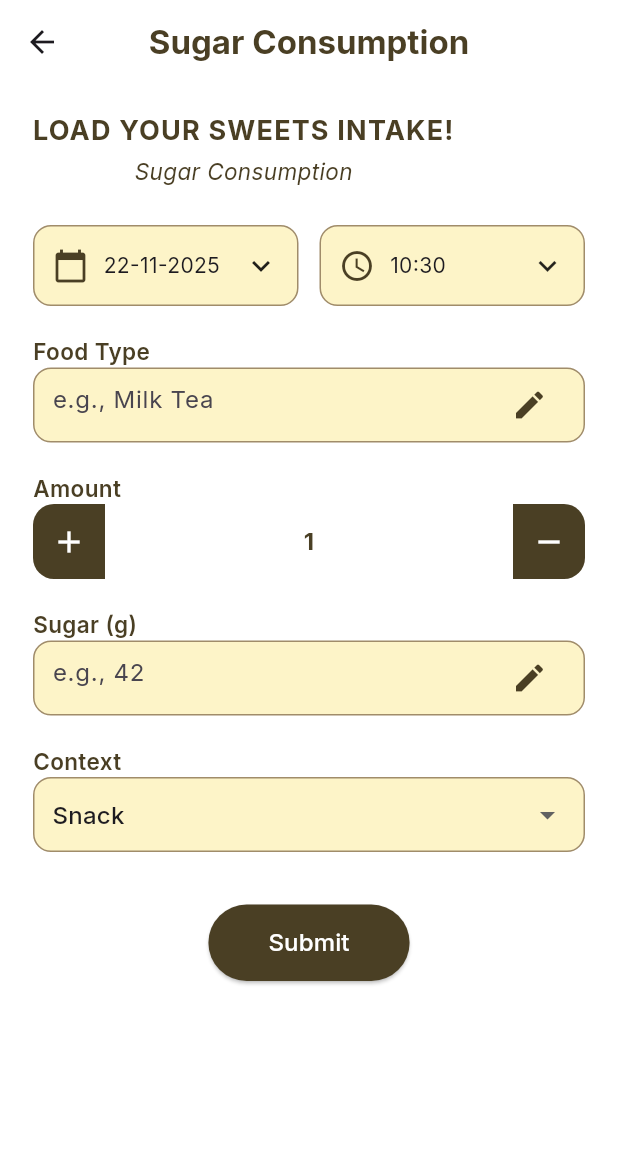
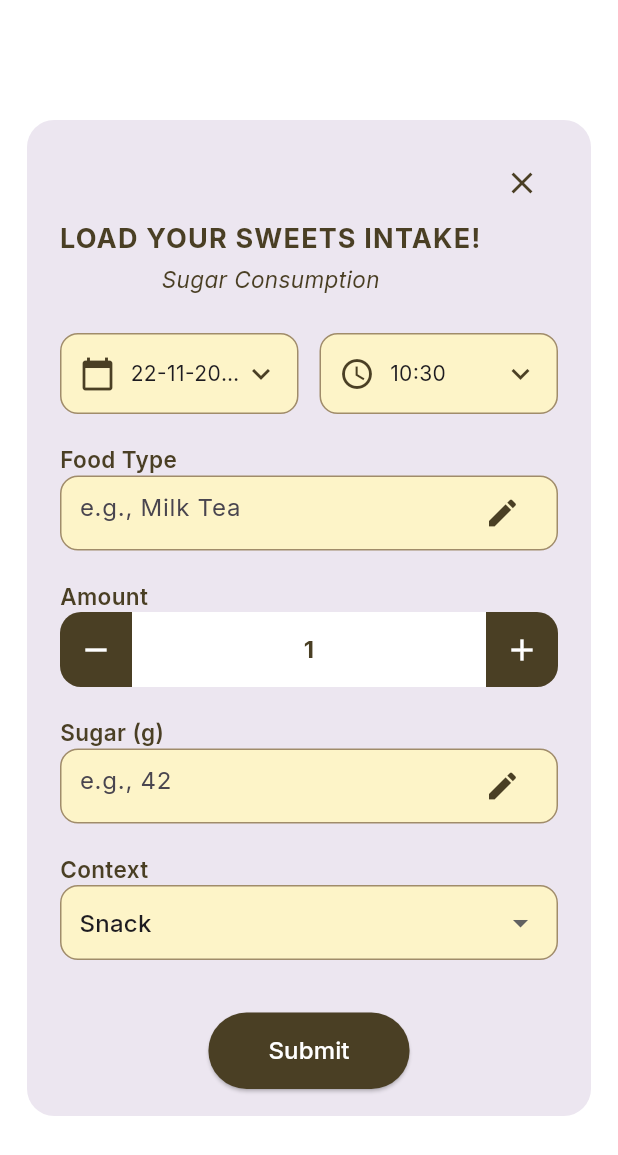
Before and after one commit to balbinopb/sweetTake_app, a Flutter app: the ConsumptionFormView screen opened by its route, on a phone screen of 412 x 824 dp. Shown: the top 1155 px of the screen. Run offline on Flutter 3.47's test engine with Material 3 defaults, Android fonts, the phone set to English and light mode, and no system bars; our stand-ins replace get, google_fonts; missing offline and left inert: iconify_flutter_plus.

```diff
--- a/lib/app/modules/bottom_nav_bar/bindings/bottom_nav_bar_binding.dart
+++ b/lib/app/modules/bottom_nav_bar/bindings/bottom_nav_bar_binding.dart
@@ -1,5 +1,6 @@
 import 'package:get/get.dart';
 import 'package:sweettake_app/app/modules/blood/controllers/blood_controller.dart';
+import 'package:sweettake_app/app/modules/consumption_form/controllers/consumption_form_controller.dart';
 import 'package:sweettake_app/app/modules/graph/controllers/graph_controller.dart';
 import 'package:sweettake_app/app/modules/home/controllers/home_controller.dart';
 
@@ -20,5 +21,8 @@ class BottomNavBarBinding extends Bindings {
     Get.lazyPut<GraphController>(
       () => GraphController(),
     );
+    Get.lazyPut<ConsumptionFormController>(
+      () => ConsumptionFormController(),
+    );
   }
 }
--- a/lib/app/modules/bottom_nav_bar/controllers/bottom_nav_bar_controller.dart
+++ b/lib/app/modules/bottom_nav_bar/controllers/bottom_nav_bar_controller.dart
@@ -15,7 +15,11 @@ class BottomNavBarController extends GetxController {
   @override
   void onInit() {
     super.onInit();
-    screens = [HomeView(), BloodView(), GraphView()];
+    screens = [
+      HomeView(),
+      GraphView(),
+      BloodView(),
+      ];
   }
 
   final icons = [
--- a/lib/app/modules/bottom_nav_bar/views/bottom_nav_bar_view.dart
+++ b/lib/app/modules/bottom_nav_bar/views/bottom_nav_bar_view.dart
@@ -2,6 +2,7 @@ import 'package:flutter/material.dart';
 import 'package:get/get.dart';
 import 'package:iconify_flutter_plus/iconify_flutter_plus.dart';
 import 'package:sweettake_app/app/constants/app_colors.dart';
+import 'package:sweettake_app/app/modules/consumption_form/views/consumption_form_view.dart';
 
 import '../controllers/bottom_nav_bar_controller.dart';
 
@@ -36,7 +37,19 @@ class BottomNavBarView extends GetView<BottomNavBarController> {
               bool isSelected = controller.selectedIndex.value == index;
 
               return GestureDetector(
-                onTap: () => controller.selectedIndex.value = index,
+                onTap: () {
+                  if (index == 2) {
+                    showDialog(
+                      context: context,
+                      barrierDismissible: false,
+                      builder: (_) => const ConsumptionFormView(),
+                    );
+                  } else {
+                    controller.selectedIndex.value = index > 2
+                        ? index - 1
+                        : index;
+                  }
+                },
                 child: Column(
                   mainAxisSize: MainAxisSize.min,
                   children: [
--- a/lib/app/modules/consumption_form/views/consumption_form_view.dart
+++ b/lib/app/modules/consumption_form/views/consumption_form_view.dart
@@ -7,31 +7,25 @@ class ConsumptionFormView extends GetView<ConsumptionFormController> {
 
   @override
   Widget build(BuildContext context) {
-    return Scaffold(
-      backgroundColor: const Color(0xFFFFFFFF),
-      appBar: AppBar(
-        backgroundColor: const Color(0xFFFFFFFF),
-        elevation: 0,
-        centerTitle: true,
-        title: const Text(
-          "Sugar Consumption",
-          style: TextStyle(
-            color: Color(0xFF4A3F24),
-            fontWeight: FontWeight.bold,
-          ),
-        ),
-      ),
-      body: SingleChildScrollView(
+    return Dialog(
+      insetPadding: const EdgeInsets.symmetric(horizontal: 18, vertical: 24),
+      shape: RoundedRectangleBorder(borderRadius: BorderRadius.circular(18)),
+      child: SingleChildScrollView(
         padding: const EdgeInsets.symmetric(horizontal: 22, vertical: 18),
         child: Column(
           crossAxisAlignment: CrossAxisAlignment.start,
           children: [
+            Align(
+              alignment: Alignment.centerRight,
+              child: IconButton(
+                onPressed: () => Get.back(),
+                icon: const Icon(Icons.close, color: Color(0xFF4A3F24)),
+              ),
+            ),
+
             _buildTitle(),
             const SizedBox(height: 25),
 
-            //-----------------------
-            // DATE & TIME ROW
-            //-----------------------
             Row(
               children: [
                 Expanded(child: _buildDatePicker(context)),
@@ -57,15 +51,15 @@ class ConsumptionFormView extends GetView<ConsumptionFormController> {
             _buildContextDropdown(),
             const SizedBox(height: 35),
 
-            //-----------------------
-            // SUBMIT BUTTON
-            //-----------------------
-            Obx(() {
-              return Center(
+            Obx(
+              () => Center(
                 child: ElevatedButton(
                   onPressed: controller.isLoading.value
                       ? null
-                      : () => controller.submitConsumption(),
+                      : () async {
+                          await controller.submitConsumption();
+                          if (!controller.isLoading.value) Get.back();
+                        },
                   style: ElevatedButton.styleFrom(
                     backgroundColor: const Color(0xFF4A3F24),
                     padding: const EdgeInsets.symmetric(
@@ -83,20 +77,16 @@ class ConsumptionFormView extends GetView<ConsumptionFormController> {
                           style: TextStyle(fontSize: 16, color: Colors.white),
                         ),
                 ),
-              );
-            }),
+              ),
+            ),
           ],
         ),
       ),
     );
   }
 
-  //===========================
-  // UI COMPONENTS
-  //===========================
-
-  Widget _buildTitle() {
-    return const Column(
+  //------ SAME WIDGET COMPONENTS BELOW ------
+  Widget _buildTitle() => const Column(
     children: [
       Text(
         "LOAD YOUR SWEETS INTAKE!",
@@ -120,10 +110,8 @@ class ConsumptionFormView extends GetView<ConsumptionFormController> {
       ),
     ],
   );
-  }
 
-  Widget _buildLabel(String text) {
-    return Text(
+  Widget _buildLabel(String text) => Text(
     text,
     style: const TextStyle(
       color: Color(0xFF4A3F24),
@@ -131,21 +119,14 @@ class ConsumptionFormView extends GetView<ConsumptionFormController> {
       fontSize: 15,
     ),
   );
-  }
 
-  BoxDecoration _inputBoxDecoration() {
-    return BoxDecoration(
+  BoxDecoration _inputBoxDecoration() => BoxDecoration(
     color: const Color(0xFFFDF4C8),
     borderRadius: BorderRadius.circular(12),
     border: Border.all(color: Color(0xFFA08C6A)),
   );
-  }
 
-  //------------------------------------
-  // TEXT FIELD
-  //------------------------------------
-  Widget _buildTextField(TextEditingController c, String hint) {
-    return Container(
+  Widget _buildTextField(TextEditingController c, String hint) => Container(
     padding: const EdgeInsets.symmetric(horizontal: 12),
     decoration: _inputBoxDecoration(),
     child: TextField(
@@ -157,13 +138,8 @@ class ConsumptionFormView extends GetView<ConsumptionFormController> {
       ),
     ),
   );
-  }
 
-  //------------------------------------
-  // DATE PICKER
-  //------------------------------------
-  Widget _buildDatePicker(BuildContext context) {
-    return GestureDetector(
+Widget _buildDatePicker(BuildContext context) => GestureDetector(
   onTap: () async {
     final picked = await showDatePicker(
       context: context,
@@ -180,25 +156,22 @@ class ConsumptionFormView extends GetView<ConsumptionFormController> {
       children: [
         const Icon(Icons.calendar_today, color: Color(0xFF4A3F24)),
         const SizedBox(width: 10),
-            Obx(
+        Expanded(
+          child: Obx(
             () => Text(
               controller.dateString.value,
               style: const TextStyle(fontSize: 14),
+              overflow: TextOverflow.ellipsis,
             ),
           ),
-            const Spacer(),
-            const Icon(Icons.keyboard_arrow_down),
+        ),
+        const Icon(Icons.keyboard_arrow_down, color: Color(0xFF4A3F24)),
       ],
     ),
   ),
 );
-  }
 
-  //------------------------------------
-  // TIME PICKER
-  //------------------------------------
-  Widget _buildTimePicker(BuildContext context) {
-    return GestureDetector(
+Widget _buildTimePicker(BuildContext context) => GestureDetector(
   onTap: () async {
     final picked = await showTimePicker(
       context: context,
@@ -213,25 +186,23 @@ class ConsumptionFormView extends GetView<ConsumptionFormController> {
       children: [
         const Icon(Icons.access_time, color: Color(0xFF4A3F24)),
         const SizedBox(width: 10),
-            Obx(
+        Expanded(
+          child: Obx(
             () => Text(
               controller.timeString.value,
               style: const TextStyle(fontSize: 14),
+              overflow: TextOverflow.ellipsis,
             ),
           ),
-            const Spacer(),
-            const Icon(Icons.keyboard_arrow_down),
+        ),
+        const Icon(Icons.keyboard_arrow_down, color: Color(0xFF4A3F24)),
       ],
     ),
   ),
 );
-  }
 
-  //------------------------------------
-  // AMOUNT COUNTER
-  //------------------------------------
-  Widget _buildAmountControl() {
-    return Obx(
+
+  Widget _buildAmountControl() => Obx(
     () => Container(
       height: 50,
       decoration: BoxDecoration(
@@ -241,8 +212,8 @@ class ConsumptionFormView extends GetView<ConsumptionFormController> {
       child: Row(
         children: [
           IconButton(
-              onPressed: controller.incrementAmount,
-              icon: const Icon(Icons.add, color: Colors.white),
+            onPressed: controller.decrementAmount,
+            icon: const Icon(Icons.remove, color: Colors.white),
           ),
           Expanded(
             child: Container(
@@ -259,26 +230,20 @@ class ConsumptionFormView extends GetView<ConsumptionFormController> {
             ),
           ),
           IconButton(
-              onPressed: controller.decrementAmount,
-              icon: const Icon(Icons.remove, color: Colors.white),
+            onPressed: controller.incrementAmount,
+            icon: const Icon(Icons.add, color: Colors.white),
           ),
         ],
       ),
     ),
   );
-  }
 
-  //------------------------------------
-  // CONTEXT DROPDOWN
-  //------------------------------------
-  Widget _buildContextDropdown() {
-    return Obx(
+  Widget _buildContextDropdown() => Obx(
     () => Container(
       padding: const EdgeInsets.symmetric(horizontal: 12),
       decoration: _inputBoxDecoration(),
       child: DropdownButton<String>(
-          value:
-              controller.contextList.contains(controller.selectedContext.value)
+        value: controller.contextList.contains(controller.selectedContext.value)
             ? controller.selectedContext.value
             : controller.contextList.first,
         isExpanded: true,
@@ -291,4 +256,3 @@ class ConsumptionFormView extends GetView<ConsumptionFormController> {
     ),
   );
 }
-}
```
Lines whose indentation alone changed are shown as unchanged.
